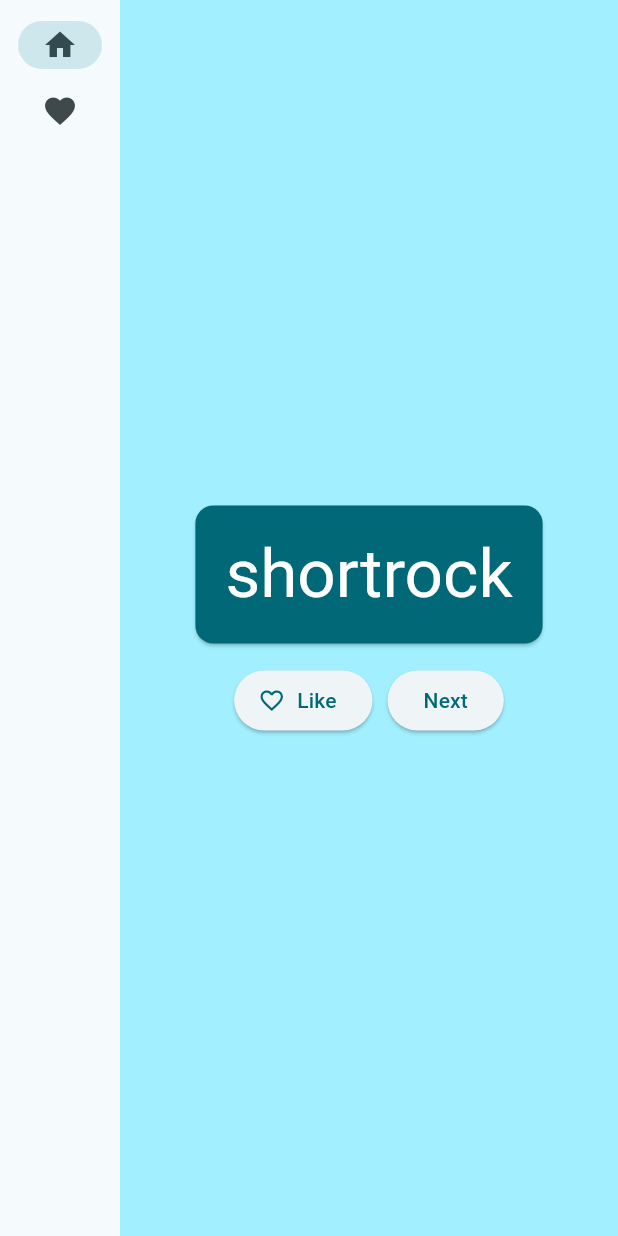
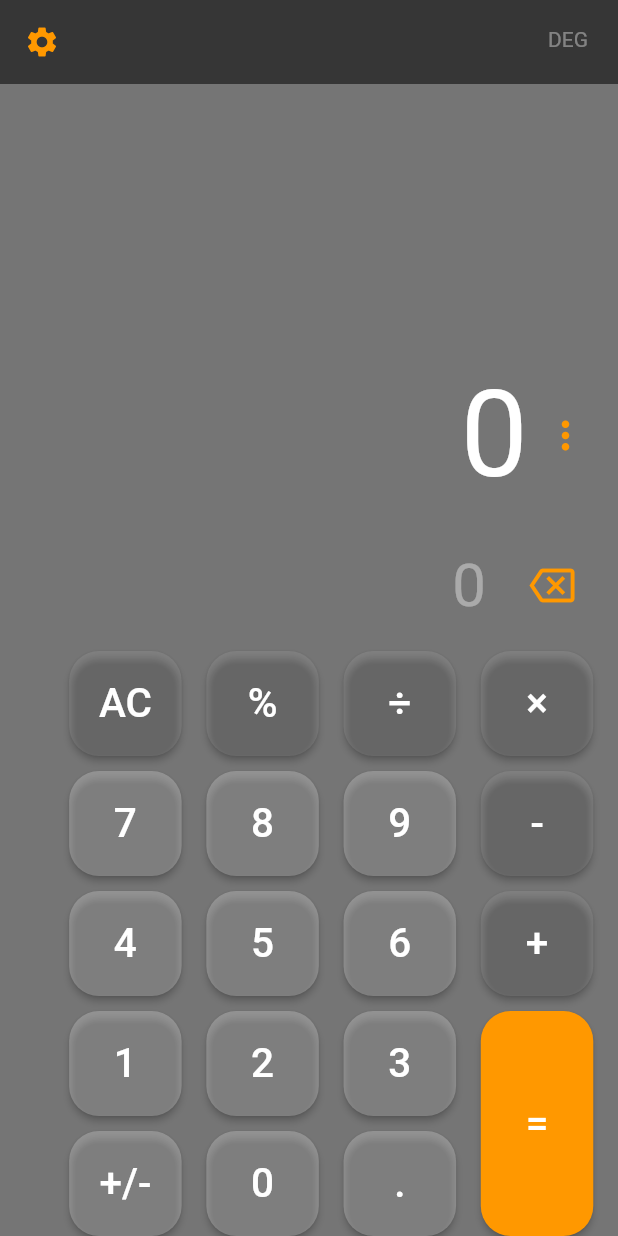
Before and after one commit to mehedihasanshakil7/Calculator-App, a Flutter app: the screen it shows after launch, on a phone screen of 412 x 824 dp. Run offline on Flutter 3.47's test engine with Material 2 defaults, Android fonts, the phone set to English and light mode, and no system bars; our stand-ins replace math_expressions.

Commit message:
functional calculator created

```diff
--- /dev/null
+++ b/lib/calcButton.dart
@@ -0,0 +1,21 @@
+import 'package:flutter/material.dart';
+
+Widget calcButton(
+    String buttonText, Color buttonColor, void Function()? buttonPressed) {
+  return Container(
+    width: 75,
+    height: buttonText == '=' ? 150 : 70,
+    padding: const EdgeInsets.all(0),
+    child: ElevatedButton(
+      onPressed: buttonPressed,
+      style: ElevatedButton.styleFrom(
+          shape: const RoundedRectangleBorder(
+              borderRadius: BorderRadius.all(Radius.circular(20))),
+          backgroundColor: buttonColor),
+      child: Text(
+        buttonText,
+        style: const TextStyle(fontSize: 27, color: Colors.white),
+      ),
+    ),
+  );
+}
--- /dev/null
+++ b/lib/calculator_view.dart
@@ -0,0 +1,273 @@
+import 'package:flutter/material.dart';
+import 'package:math_expressions/math_expressions.dart';
+import 'calcButton.dart';
+
+class CalculatorView extends StatefulWidget {
+  const CalculatorView({Key? key}) : super(key: key);
+
+  @override
+  State<CalculatorView> createState() => _CalculatorViewState();
+}
+
+class _CalculatorViewState extends State<CalculatorView> {
+  String equation = "0";
+  String result = "0";
+  String expression = "";
+  double equationFontSize = 38.0;
+  double resultFontSize = 48.0;
+
+  buttonPressed(String buttonText) {
+    // used to check if the result contains a decimal
+    String doesContainDecimal(dynamic result) {
+      if (result.toString().contains('.')) {
+        List<String> splitDecimal = result.toString().split('.');
+        if (!(int.parse(splitDecimal[1]) > 0)) {
+          return result = splitDecimal[0].toString();
+        }
+      }
+      return result;
+    }
+
+    setState(() {
+      if (buttonText == "AC") {
+        equation = "0";
+        result = "0";
+      } else if (buttonText == "⌫") {
+        equation = equation.substring(0, equation.length - 1);
+        if (equation == "") {
+          equation = "0";
+        }
+      } else if (buttonText == "+/-") {
+        if (equation[0] != '-') {
+          equation = '-$equation';
+        } else {
+          equation = equation.substring(1);
+        }
+      } else if (buttonText == "=") {
+        expression = equation;
+        expression = expression.replaceAll('×', '*');
+        expression = expression.replaceAll('÷', '/');
+        expression = expression.replaceAll('%', '%');
+
+        try {
+          Parser p = Parser();
+          Expression exp = p.parse(expression);
+
+          ContextModel cm = ContextModel();
+          result = '${exp.evaluate(EvaluationType.REAL, cm)}';
+          if (expression.contains('%')) {
+            result = doesContainDecimal(result);
+          }
+        } catch (e) {
+          result = "Error";
+        }
+      } else {
+        if (equation == "0") {
+          equation = buttonText;
+        } else {
+          equation = equation + buttonText;
+        }
+      }
+    });
+  }
+
+  @override
+  Widget build(BuildContext context) {
+    return Scaffold(
+        backgroundColor: Colors.black54,
+        appBar: AppBar(
+          elevation: 0,
+          backgroundColor: Colors.black54,
+          leading: const Icon(Icons.settings, color: Colors.orange),
+          actions: const [
+            Padding(
+              padding: EdgeInsets.only(top: 18.0),
+              child: Text('DEG', style: TextStyle(color: Colors.white38)),
+            ),
+            SizedBox(width: 20),
+          ],
+        ),
+        body: SafeArea(
+            child: Column(
+          mainAxisAlignment: MainAxisAlignment.end,
+          children: [
+            Align(
+              alignment: Alignment.bottomRight,
+              child: SingleChildScrollView(
+                scrollDirection: Axis.horizontal,
+                child: Column(
+                  crossAxisAlignment: CrossAxisAlignment.end,
+                  children: [
+                    Row(
+                      mainAxisAlignment: MainAxisAlignment.end,
+                      children: <Widget>[
+                        Padding(
+                            padding: const EdgeInsets.all(10.0),
+                            child: Text(result,
+                                textAlign: TextAlign.left,
+                                style: const TextStyle(
+                                    color: Colors.white, fontSize: 80))),
+                        const Icon(Icons.more_vert,
+                            color: Colors.orange, size: 30),
+                        const SizedBox(width: 20),
+                      ],
+                    ),
+                    Row(
+                      mainAxisAlignment: MainAxisAlignment.end,
+                      children: [
+                        Padding(
+                          padding: const EdgeInsets.all(20),
+                          child: Text(equation,
+                              style: const TextStyle(
+                                fontSize: 40,
+                                color: Colors.white38,
+                              )),
+                        ),
+                        IconButton(
+                          icon: const Icon(Icons.backspace_outlined,
+                              color: Colors.orange, size: 30),
+                          onPressed: () {
+                            buttonPressed("⌫");
+                          },
+                        ),
+                        const SizedBox(width: 20),
+                      ],
+                    ),
+                    Row(
+                      mainAxisAlignment: MainAxisAlignment.spaceEvenly,
+                      children: [
+                        calcButton(
+                            'AC', Colors.white10, () => buttonPressed('AC')),
+                        SizedBox(
+                            width: MediaQuery.of(context).size.width * 0.04),
+                        calcButton(
+                            '%', Colors.white10, () => buttonPressed('%')),
+                        SizedBox(
+                            width: MediaQuery.of(context).size.width * 0.04),
+                        calcButton(
+                            '÷', Colors.white10, () => buttonPressed('÷')),
+                        SizedBox(
+                            width: MediaQuery.of(context).size.width * 0.04),
+                        calcButton(
+                            "×", Colors.white10, () => buttonPressed('×')),
+                        SizedBox(
+                            width: MediaQuery.of(context).size.width * 0.04),
+                      ],
+                    ),
+                    const SizedBox(height: 10),
+
+                    Row(
+                      mainAxisAlignment: MainAxisAlignment.spaceEvenly,
+                      children: [
+                        calcButton(
+                            '7', Colors.white24, () => buttonPressed('7')),
+                        SizedBox(
+                            width: MediaQuery.of(context).size.width * 0.04),
+                        calcButton(
+                            '8', Colors.white24, () => buttonPressed('8')),
+                        SizedBox(
+                            width: MediaQuery.of(context).size.width * 0.04),
+                        calcButton(
+                            '9', Colors.white24, () => buttonPressed('9')),
+                        SizedBox(
+                            width: MediaQuery.of(context).size.width * 0.04),
+                        calcButton(
+                            '-', Colors.white10, () => buttonPressed('-')),
+                        SizedBox(
+                            width: MediaQuery.of(context).size.width * 0.04),
+                      ],
+                    ),
+                    const SizedBox(height: 10),
+
+                    Row(
+                      mainAxisAlignment: MainAxisAlignment.spaceEvenly,
+                      children: [
+                        calcButton(
+                            '4', Colors.white24, () => buttonPressed('4')),
+                        SizedBox(
+                            width: MediaQuery.of(context).size.width * 0.04),
+                        calcButton(
+                            '5', Colors.white24, () => buttonPressed('5')),
+                        SizedBox(
+                            width: MediaQuery.of(context).size.width * 0.04),
+                        calcButton(
+                            '6', Colors.white24, () => buttonPressed('6')),
+                        SizedBox(
+                            width: MediaQuery.of(context).size.width * 0.04),
+                        calcButton(
+                            '+', Colors.white10, () => buttonPressed('+')),
+                        SizedBox(
+                            width: MediaQuery.of(context).size.width * 0.04),
+                      ],
+                    ),
+                    const SizedBox(height: 10),
+                    // calculator number buttons
+
+                    Row(
+                      mainAxisAlignment: MainAxisAlignment.spaceEvenly,
+                      children: [
+                        Column(
+                          //mainAxisAlignment: MainAxisAlignment.spaceAround
+                          children: [
+                            Row(
+                              children: [
+                                SizedBox(
+                                    width: MediaQuery.of(context).size.width *
+                                        0.02),
+                                calcButton('1', Colors.white24,
+                                    () => buttonPressed('1')),
+                                SizedBox(
+                                    width: MediaQuery.of(context).size.width *
+                                        0.04),
+                                calcButton('2', Colors.white24,
+                                    () => buttonPressed('2')),
+                                SizedBox(
+                                    width: MediaQuery.of(context).size.width *
+                                        0.04),
+                                calcButton('3', Colors.white24,
+                                    () => buttonPressed('3')),
+                                SizedBox(
+                                    width: MediaQuery.of(context).size.width *
+                                        0.04),
+                              ],
+                            ),
+                            const SizedBox(height: 10),
+                            Row(
+                              mainAxisAlignment: MainAxisAlignment.spaceEvenly,
+                              children: [
+                                SizedBox(
+                                    width: MediaQuery.of(context).size.width *
+                                        0.02),
+                                calcButton('+/-', Colors.white24,
+                                    () => buttonPressed('+/-')),
+                                SizedBox(
+                                    width: MediaQuery.of(context).size.width *
+                                        0.04),
+                                calcButton('0', Colors.white24,
+                                    () => buttonPressed('0')),
+                                SizedBox(
+                                    width: MediaQuery.of(context).size.width *
+                                        0.04),
+                                calcButton('.', Colors.white24,
+                                    () => buttonPressed('.')),
+                                SizedBox(
+                                    width: MediaQuery.of(context).size.width *
+                                        0.04),
+                              ],
+                            ),
+                          ],
+                        ),
+                        calcButton(
+                            '=', Colors.orange, () => buttonPressed('=')),
+                        SizedBox(
+                            width: MediaQuery.of(context).size.width * 0.04),
+                      ],
+                    )
+                  ],
+                ),
+              ),
+            ),
+          ],
+        )));
+  }
+}
--- a/lib/main.dart
+++ b/lib/main.dart
@@ -1,210 +1,23 @@
-import 'package:english_words/english_words.dart';
+import 'package:calculator/calculator_view.dart';
 import 'package:flutter/material.dart';
-import 'package:provider/provider.dart';
 
 void main() {
-  runApp(MyApp());
+
+  runApp(const MyApp());
 }
 
 class MyApp extends StatelessWidget {
-  const MyApp({super.key});
+  const MyApp({Key? key}) : super(key: key);
 
   @override
   Widget build(BuildContext context) {
-    return ChangeNotifierProvider(
-      create: (context) => MyAppState(),
-      child: MaterialApp(
-        title: 'Namer App',
-        theme: ThemeData(
-          useMaterial3: true,
-          colorScheme: ColorScheme.fromSeed(seedColor: Colors.cyan),
-        ),
-        home: MyHomePage(),
+    return MaterialApp(
+      title: 'Calculator App',
+      theme: ThemeData(
+        primarySwatch: Colors.blue,
       ),
+      debugShowCheckedModeBanner: false,
+      home: const CalculatorView(),
     );
   }
 }
-
-class MyAppState extends ChangeNotifier {
-  var current = WordPair.random();
-
-  void getNext() {
-    current = WordPair.random();
-    notifyListeners();
-  }
-
-  var favorites = <WordPair>[];
-
-  void toggleFavorite() {
-    if(favorites.contains(current)) {
-      favorites.remove(current);
-    }
-    else {
-      favorites.add(current);
-    }
-    notifyListeners();
-  }
-}
-
-class MyHomePage extends StatefulWidget {
-  @override
-  State<MyHomePage> createState() => _MyHomePageState();
-}
-
-class _MyHomePageState extends State<MyHomePage> {
-  var selectedIndex = 0;
-
-  @override
-  Widget build(BuildContext context) {
-    Widget page;
-    switch (selectedIndex) {
-      case 0:
-        page = GeneratorPage();
-        break;
-      case 1:
-        page = FavoritesPage();
-        break;
-      default:
-        throw UnimplementedError('no widget for $selectedIndex');
-    }
-
-    return LayoutBuilder(
-      builder: (context, constraints) {
-        return Scaffold(
-          body: Row(
-            children: [
-              SafeArea(
-                child: NavigationRail(
-                  extended: constraints.maxWidth >= 600,
-                  destinations: [
-                    NavigationRailDestination(
-                      icon: Icon(Icons.home),
-                      label: Text('Home'),
-                    ),
-                    NavigationRailDestination(
-                      icon: Icon(Icons.favorite),
-                      label: Text('Favorites'),
-                    ),
-                  ],
-                  selectedIndex: selectedIndex,
-                  onDestinationSelected: (value) {
-                    setState(() {
-                      selectedIndex = value;
-                    });
-                  },
-                ),
-              ),
-              Expanded(
-                child: Container(
-                  color: Theme.of(context).colorScheme.primaryContainer,
-                  child: page,
-                ),
-              ),
-            ],
-          ),
-        );
-      }
-    );
-  }
-}
-
-
-class GeneratorPage extends StatelessWidget {
-  @override
-  Widget build(BuildContext context) {
-    var appState = context.watch<MyAppState>();
-    var pair = appState.current;
-
-    IconData icon;
-    if (appState.favorites.contains(pair)) {
-      icon = Icons.favorite;
-    } else {
-      icon = Icons.favorite_border;
-    }
-
-    return Center(
-      child: Column(
-        mainAxisAlignment: MainAxisAlignment.center,
-        children: [
-          BigCard(pair: pair),
-          SizedBox(height: 10),
-          Row(
-            mainAxisSize: MainAxisSize.min,
-            children: [
-              ElevatedButton.icon(
-                onPressed: () {
-                  appState.toggleFavorite();
-                },
-                icon: Icon(icon),
-                label: Text('Like'),
-              ),
-              SizedBox(width: 10),
-              ElevatedButton(
-                onPressed: () {
-                  appState.getNext();
-                },
-                child: Text('Next'),
-              ),
-            ],
-          ),
-        ],
-      ),
-    );
-  }
-}
-
-class BigCard extends StatelessWidget {
-  const BigCard({
-    super.key,
-    required this.pair,
-  });
-
-  final WordPair pair;
-
-  @override
-  Widget build(BuildContext context) {
-    final theme = Theme.of(context);
-
-    final style = theme.textTheme.displayMedium!.copyWith(
-      color: theme.colorScheme.onPrimary,
-    );
-
-    return Card(
-      color: theme.colorScheme.primary,
-      child: Padding(
-        padding: const EdgeInsets.all(20),
-        child: Text(
-          pair.asLowerCase,
-          style: style,
-          semanticsLabel: "${pair.first} ${pair.second}",
-        ),
-      ),
-    );
-  }
-}
-
-class FavoritesPage extends StatelessWidget {
-  Widget build(BuildContext context) {
-    var appState = context.watch<MyAppState>();
-
-    if (appState.favorites.isEmpty) {
-      return Center(
-        child: Text('No favorites yet.'),
-      );
-    }
-    return ListView(
-      children: [
-        Padding(
-          padding: const EdgeInsets.all(20),
-          child: Text('You have '
-          '${appState.favorites.length} favorites:'),
-        ),
-        for (var pair in appState.favorites)
-        ListTile(
-          leading: Icon(Icons.favorite),
-          title: Text(pair.asLowerCase),
-        )
-      ],
-    );
-  }
-}
```
